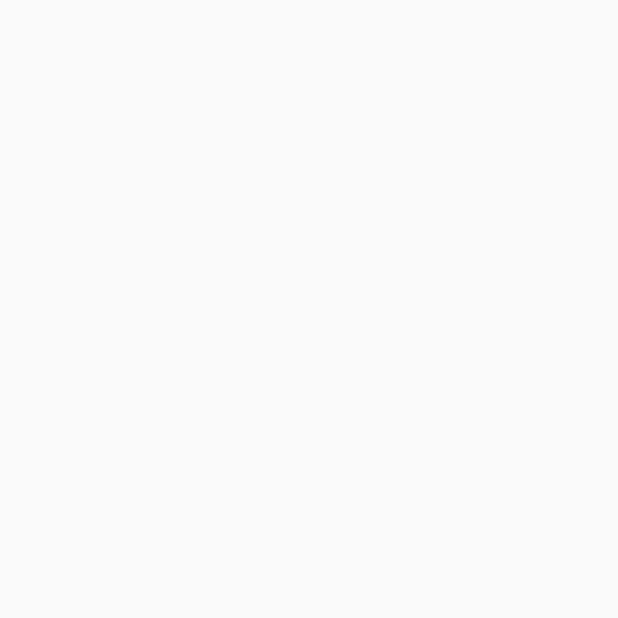
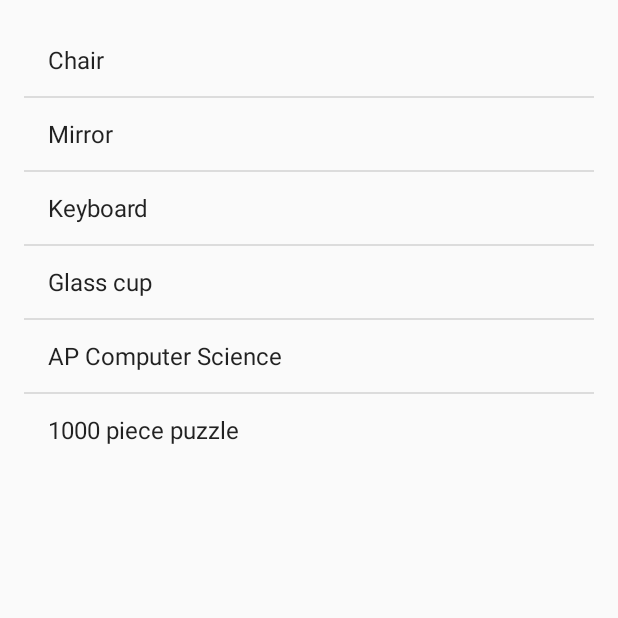
Before and after one commit to juanrubioutah/FBLA_APP_FINAL, an Android app: the SearchBar screen opened directly, with no data from a screen before it, on a phone screen of 412 x 824 dp, the top half of it. Before the commit the part shown is empty. Run offline under Robolectric (Android 15) with nearby library versions, the phone set to English and light mode, and no system bars.

Commit message:
coding the search view
I copied word for word from a video. One problem though, menuinflater
doesn't seem to be reacheable. If you could get that to work, then we'd
have something amazing.

```diff
--- a/FBLA_APP_FINAL/app/src/main/java/com/example/juanrubio/fbla_app_final/SearchBar.java
+++ b/FBLA_APP_FINAL/app/src/main/java/com/example/juanrubio/fbla_app_final/SearchBar.java
@@ -2,12 +2,60 @@ package com.example.juanrubio.fbla_app_final;
 
 import android.support.v7.app.AppCompatActivity;
 import android.os.Bundle;
+import android.view.Menu;
+import android.view.MenuInflater;
+import android.view.MenuItem;
+import android.widget.ArrayAdapter;
+import android.widget.ListView;
+import android.widget.SearchView;
+
+import java.lang.reflect.Array;
+import java.util.ArrayList;
+import java.util.Arrays;
 
 public class SearchBar extends AppCompatActivity {
+
+    ArrayAdapter<String> adapter;
 
     @Override
     protected void onCreate(Bundle savedInstanceState) {
         super.onCreate(savedInstanceState);
         setContentView(R.layout.activity_search_bar);
+
+        ListView lv = (ListView)findViewById(R.id.search_view);
+        ArrayList<String> arrayItem = new ArrayList<>();
+        arrayItem.addAll(Arrays.asList(getResources().getStringArray(R.array.item_name)));
+
+        adapter = new ArrayAdapter<>(
+                SearchBar.this,
+                android.R.layout.simple_list_item_1,
+                arrayItem);
+        lv.setAdapter(adapter);
+
+    }
+
+    @Override
+    public boolean onCreateOptionsMenu(Menu menu) {
+        return super.onCreateOptionsMenu(menu);
+        MenuInflater inflater = getMenuInflater();
+        inflater.inflate(R.menu.menu_search_view,menu);
+        MenuItem item = menu.findItem(R.id.search_tray);
+        SearchView searchView = (SearchView)item.getActionView();
+
+        searchView.setOnQueryTextListener(new SearchView.OnQueryTextListener(){
+            @Override
+            public boolean onQueryTextSubmit(String query) {
+                return false;
+            }
+
+            @Override
+            public boolean onQueryTextChange(String newText) {
+                adapter.getFilter().filter(newText);
+                return false;
+            }
+        });
+
+        return super.onCreateOptionsMenu(menu);
+
     }
 }
--- a/FBLA_APP_FINAL/app/src/main/res/layout/activity_search.xml
+++ b/FBLA_APP_FINAL/app/src/main/res/layout/activity_search.xml
@@ -6,20 +6,6 @@
     android:layout_height="match_parent"
     tools:context="com.example.juanrubio.fbla_app_final.SearchActivity">
 
-
-    <android.support.design.widget.AppBarLayout
-        android:layout_width="match_parent"
-        android:layout_height="wrap_content"
-        android:theme="@style/AppBar">
-
-        <android.support.v7.widget.Toolbar
-            android:id="@+id/toolbar"
-            android:layout_width="match_parent"
-            android:layout_height="?attr/actionBarSize"
-            android:background="?attr/colorPrimary"
-            app:popupTheme="@style/ThemeOverlay.AppCompat.Light" />
-
-    </android.support.design.widget.AppBarLayout>
 
     <LinearLayout
         android:layout_width="match_parent"
--- a/FBLA_APP_FINAL/app/src/main/res/layout/activity_search_bar.xml
+++ b/FBLA_APP_FINAL/app/src/main/res/layout/activity_search_bar.xml
@@ -4,6 +4,23 @@
     xmlns:tools="http://schemas.android.com/tools"
     android:layout_width="match_parent"
     android:layout_height="match_parent"
+    android:paddingBottom="@dimen/activity_vertical_margin"
+    android:paddingLeft="@dimen/activity_horizontal_margin"
+    android:paddingRight="@dimen/activity_horizontal_margin"
+    android:paddingTop="@dimen/activity_vertical_margin"
     tools:context="com.example.juanrubio.fbla_app_final.SearchBar">
 
+    <LinearLayout
+        android:layout_width="match_parent"
+        android:layout_height="match_parent">
+
+        <ListView
+            android:id="@+id/search_view"
+            android:layout_width="wrap_content"
+            android:layout_height="wrap_content"
+            android:layout_weight="1"/>
+
+    </LinearLayout>
+
+
 </android.support.constraint.ConstraintLayout>
--- /dev/null
+++ b/FBLA_APP_FINAL/app/src/main/res/menu/menu_search_view.xml
@@ -0,0 +1,16 @@
+<?xml version="1.0" encoding="utf-8"?>
+<menu xmlns:android="http://schemas.android.com/apk/res/android"
+    xmlns:app="http://schemas.android.com/apk/res-auto">
+
+    <item
+        android:id="@+id/search_tray"
+        android:title="Search"
+        android:icon="@drawable/ic_action_search"
+        app:actionViewClass="android.widget.SearchView"
+        app:showAsAction="always">
+
+    </item>
+
+
+
+</menu>
```
